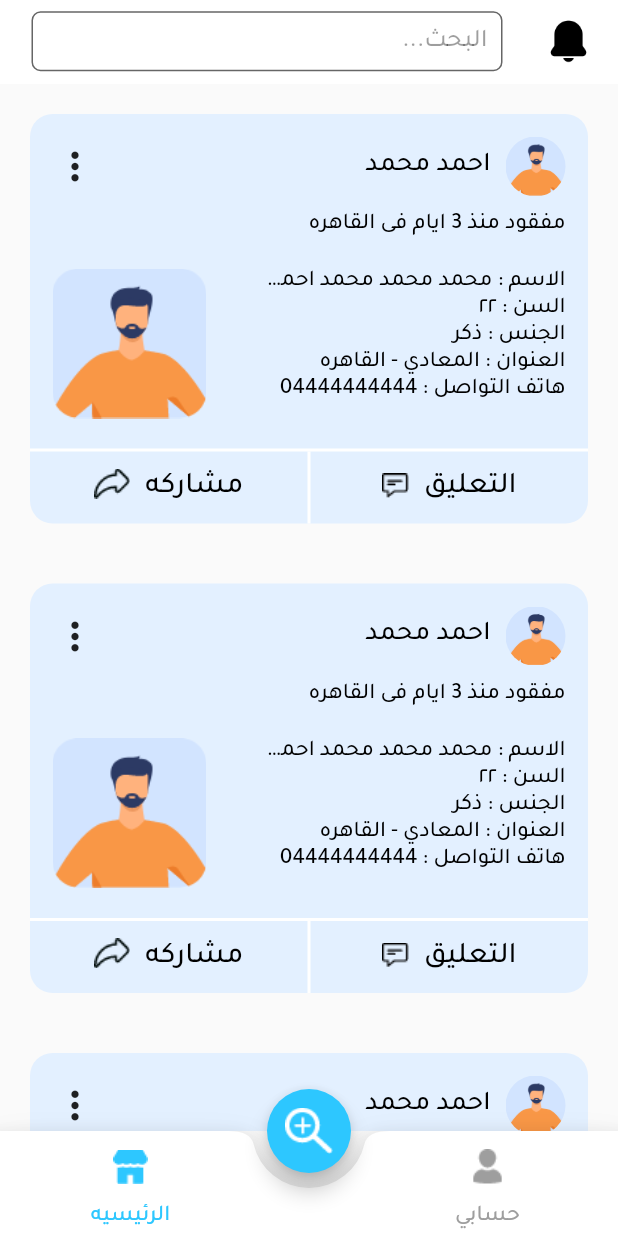
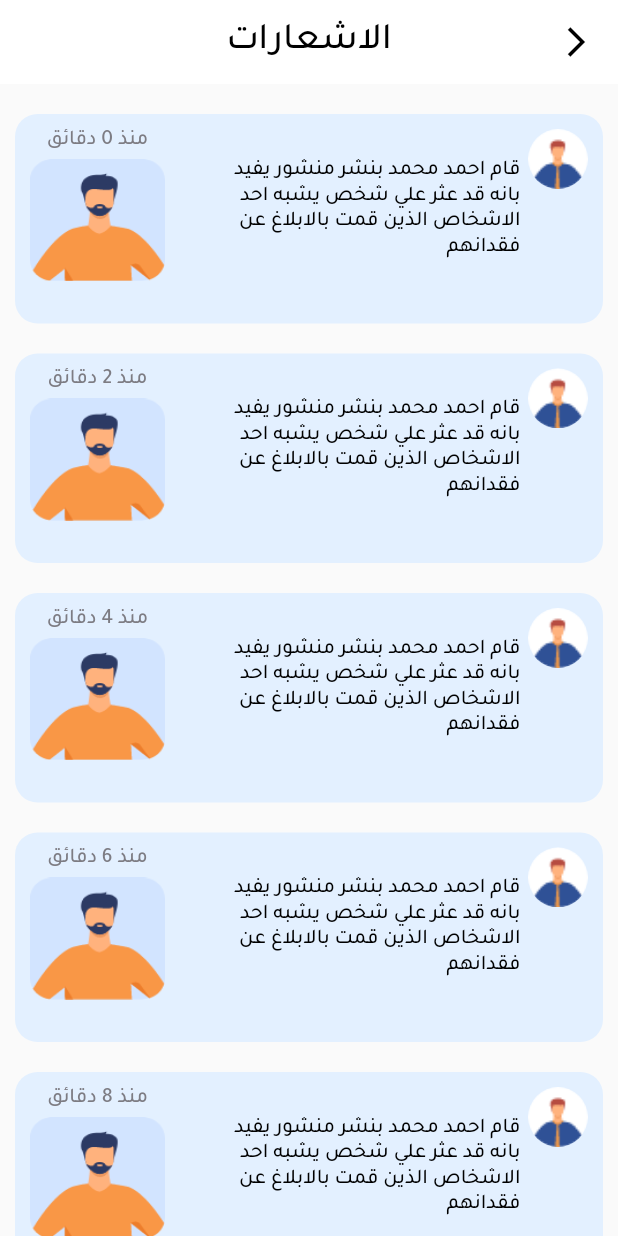
Before and after one commit to Mostafa-Osman/lost_app, a Flutter app: the screen it shows after launch, on a phone screen of 412 x 824 dp. Run offline on Flutter 3.47's test engine with Material 2 defaults, Android fonts, the phone set to English and light mode, and no system bars; our stand-ins replace flutter_switch, hexcolor, pin_code_fields, smooth_page_indicator, timer_count_down.

Commit message:
add screen notification mostafa

```diff
--- a/lib/main.dart
+++ b/lib/main.dart
@@ -1,6 +1,7 @@
 import 'package:flutter/material.dart';
 import 'package:flutter_localizations/flutter_localizations.dart';
 import 'package:lost_app/modules/home/bottom_navigation_bar.dart';
+import 'package:lost_app/modules/notification/notification.dart';
 
 import 'modules/login/enter_phone_number.dart';
 import 'modules/login/Verify_mobile.dart';
@@ -30,7 +31,7 @@ class MyApp extends StatelessWidget {
       supportedLocales: [
         Locale('ar', ''),
       ],
-      home: HomeScreen(),
+      home: NotificationScreen(),
     );
   }
 }
--- a/lib/modules/login/Verify_mobile.dart
+++ b/lib/modules/login/Verify_mobile.dart
@@ -47,7 +47,7 @@ class _VerifyMobileScreenState extends State<VerifyMobileScreen> {
               TextClass(
                   text:
                       'تاكد من حصولك على رساله نصيه على رقم 010******55 تحتوي على رمز التاكيد',
-                  textColor: whiteBlack),
+                  textColor: lightGrey),
               SizedBox(height: 50),
              pinCodeFields(context),
 
@@ -106,7 +106,7 @@ class _VerifyMobileScreenState extends State<VerifyMobileScreen> {
                 mainAxisAlignment: MainAxisAlignment.center,
                 children: [
                   if (!resend)
-                    TextClass(text: 'لم يصلك الرمز ؟', textColor: whiteBlack),
+                    TextClass(text: 'لم يصلك الرمز ؟', textColor: lightGrey),
                   TextButtonClass(
                     text: reSendCode,
                     textColor: mainColor,
@@ -164,7 +164,7 @@ class _VerifyMobileScreenState extends State<VerifyMobileScreen> {
           color: mainColor,
           fontWeight: FontWeight.bold,
         ),
-        length: 5,
+        length: 6,
         animationType: AnimationType.fade,
         pinTheme: PinTheme(
           shape: PinCodeFieldShape.box,
@@ -186,7 +186,7 @@ class _VerifyMobileScreenState extends State<VerifyMobileScreen> {
         boxShadows: [
           BoxShadow(
             offset: Offset(0, 1),
-            color: whiteBlack,
+            color: lightGrey,
             blurRadius: 10,
           )
         ],
--- a/lib/modules/login/enter_phone_number.dart
+++ b/lib/modules/login/enter_phone_number.dart
@@ -28,7 +28,7 @@ class PhoneNumberScreen extends StatelessWidget {
                     TextClass(
                       text: 'ادخا رقم هاتفك لنتمكن من ارسال رمز التاكيد اليك',
                       fontSize: 20.0,
-                      textColor: whiteBlack,
+                      textColor: lightGrey,
                     ),
                     SizedBox(height: 50),
                     Container(
--- a/lib/modules/login/login.dart
+++ b/lib/modules/login/login.dart
@@ -99,7 +99,7 @@ class _LoginScreenState extends State<LoginScreen> {
                                   onPressed: () =>
                                       navigateTo(context, PhoneNumberScreen()),
                                   text: 'هل نسيت كلمه المرور ؟ ',
-                                  textColor: whiteBlack,
+                                  textColor: lightGrey,
                                 ),
                                 SizedBox(height: 10),
                                 ButtonTheme(
@@ -119,7 +119,7 @@ class _LoginScreenState extends State<LoginScreen> {
                                       Expanded(
                                         child: TextClass(
                                           text: 'ليس لديك حساب ؟',
-                                          textColor: whiteBlack,
+                                          textColor: lightGrey,
                                         ),
                                       ),
                                       Expanded(
--- a/lib/modules/login/reset_password.dart
+++ b/lib/modules/login/reset_password.dart
@@ -147,7 +147,7 @@ class _ResetPasswordState extends State<ResetPassword> {
                   SizedBox(height: 10),
                   TextButtonClass(
                     text: 'لست اسم المستخدم؟',
-                    textColor: whiteBlack,
+                    textColor: lightGrey,
                     onPressed: () => navigateTo(context, PhoneNumberScreen()),
                   ),
                 ],
--- a/lib/modules/notification/notification.dart
+++ b/lib/modules/notification/notification.dart
@@ -1,8 +1,27 @@
+import 'package:flutter/cupertino.dart';
 import 'package:flutter/material.dart';
+import 'package:lost_app/modules/notification/notification_item.dart';
+import 'package:lost_app/shared/components/text_class.dart';
+import 'package:lost_app/shared/styles/color.dart';
 
-class Notification extends StatelessWidget {
+class NotificationScreen extends StatelessWidget {
   @override
   Widget build(BuildContext context) {
-    return Scaffold();
+    return Scaffold(
+      appBar: AppBar(
+          backgroundColor: white,
+          elevation: 0,
+          centerTitle: true,
+          title: TextClass(text: 'الاشعارات', fontSize: 25),
+          leading: IconButton(
+              onPressed: () {},
+              icon: Icon(Icons.arrow_back_ios_sharp, color: black))),
+      body: ListView.builder(
+        itemBuilder: (ctx, index) {
+          return NotificationItem( index: index);
+        },
+        itemCount: 10,
+      ),
+    );
   }
 }
--- /dev/null
+++ b/lib/modules/notification/notification_item.dart
@@ -0,0 +1,86 @@
+import 'package:flutter/material.dart';
+import 'package:lost_app/shared/components/text_class.dart';
+import 'package:lost_app/shared/styles/color.dart';
+
+class NotificationItem extends StatelessWidget {
+  final int index;
+
+  const NotificationItem({required this.index});
+
+  @override
+  Widget build(BuildContext context) {
+    double height=MediaQuery.of(context).size.height / 5.9;
+    return Container(
+      margin: EdgeInsets.only(top: 20, right: 10, left: 10),
+      width:MediaQuery.of(context).size.width ,
+      height:height ,
+      decoration: BoxDecoration(
+        color: lightBlue,
+        borderRadius: BorderRadius.all(Radius.circular(15)),
+      ),
+      child: Row(
+        crossAxisAlignment: CrossAxisAlignment.start,
+        children: [
+          Row(
+            crossAxisAlignment: CrossAxisAlignment.start,
+            children: [
+              Padding(
+                padding: const EdgeInsets.only(top: 10, right: 10),
+                child: ClipOval(
+                  child: Image.asset(
+                    'assets/images/post_person_image.png',
+                    height: 40,
+                    width: 40,
+                    fit: BoxFit.cover,
+                    //color: Colors.white,
+                  ),
+                ),
+              ),
+              Container(
+                width: MediaQuery.of(context).size.width / 1.9,
+                height: MediaQuery.of(context).size.height / 6.3,
+                padding: EdgeInsets.only(top: 30, right: 5),
+                child: TextClass(
+                  fontSize: height*0.1,
+                  textAlign: TextAlign.start,
+                  text:
+                      'قام احمد محمد بنشر منشور يفيد بانه قد عثر علي شخص يشبه احد الاشخاص الذين قمت بالابلاغ عن فقدانهم',
+                  maxLines: 4,
+                  overflow: TextOverflow.ellipsis,
+                ),
+              ),
+            ],
+          ),
+          Expanded(
+            child: Padding(
+              padding: const EdgeInsets.all(10.0),
+              child: Column(
+                crossAxisAlignment: CrossAxisAlignment.end,
+                children: [
+                  Container(
+                    width: 90,
+                    height: 20,
+                    child: TextClass(
+                        text: 'منذ ${index * 2} دقائق',
+                        fontSize: height*0.1,
+                        textColor: lightGrey),
+                  ),
+                  Container(
+                    width: 90,
+                    height: MediaQuery.of(context).size.height / 10.1,
+                    //14.2,
+                    child: Image.asset(
+                      'assets/images/lost_person_image.png',
+                      fit: BoxFit.fill,
+                      width: 90,
+                    ),
+                  ),
+                ],
+              ),
+            ),
+          ),
+        ],
+      ),
+    );
+  }
+}
--- a/lib/modules/on_boarding/on_boarding.dart
+++ b/lib/modules/on_boarding/on_boarding.dart
@@ -98,7 +98,7 @@ Widget buildBoardingItem(OnBoardingModel model, splashLength, controller) =>
             fontWeight: FontWeight.normal,
           ),
           SizedBox(height: 50),
-          TextClass(text: model.body, textColor: whiteBlack),
+          TextClass(text: model.body, textColor: lightGrey),
         ],
       ),
     );
--- a/lib/modules/setting/setting.dart
+++ b/lib/modules/setting/setting.dart
@@ -45,7 +45,7 @@ class _SettingScreenState extends State<SettingScreen> {
                       child: TextClass(
                           text: 'الاشعارات',
                           fontSize: 20,
-                          textColor: whiteBlack)),
+                          textColor: lightGrey)),
                   trailing: Icon(Icons.arrow_back_ios_new_outlined),
                 ),
                 ListTile(
@@ -53,7 +53,7 @@ class _SettingScreenState extends State<SettingScreen> {
                   title: Align(
                       alignment: Alignment.topRight,
                       child: TextClass(
-                          text: 'اللغه', fontSize: 20, textColor: whiteBlack)),
+                          text: 'اللغه', fontSize: 20, textColor: lightGrey)),
                   trailing: Icon(Icons.arrow_back_ios_new_outlined),
                 ),
                 SizedBox(height: 10),
@@ -64,7 +64,7 @@ class _SettingScreenState extends State<SettingScreen> {
                       child: TextClass(
                           text: 'الوضع الداكن',
                           fontSize: 20,
-                          textColor: whiteBlack),
+                          textColor: lightGrey),
                     ),
                     Spacer(),
                     Padding(
--- a/lib/shared/components/text_class.dart
+++ b/lib/shared/components/text_class.dart
@@ -17,6 +17,7 @@ class TextClass extends StatelessWidget {
   late Color textColor;
 
   TextOverflow? overflow;
+  int? maxLines;
 
   //initial Text backgroundColor white
   // Color backgroundColor = Colors.white,
@@ -28,6 +29,7 @@ class TextClass extends StatelessWidget {
     this.fontWeight = FontWeight.normal,
     this.textColor = Colors.black,
     this.overflow,
+    this.maxLines,
   });
 
   @override
@@ -42,6 +44,7 @@ class TextClass extends StatelessWidget {
         color: textColor,
         fontFamily: 'Tajawal',
       ),
+      maxLines: maxLines,
     );
   }
 }
--- a/lib/shared/styles/color.dart
+++ b/lib/shared/styles/color.dart
@@ -8,5 +8,6 @@ Color white= Colors.white;
 Color black=Colors.black;
 Color grey=Colors.grey;
 Color red=Colors.red;
-Color whiteBlack=HexColor('#7D7C83');
+Color lightGrey=HexColor('#7D7C83');
 Color blue=HexColor('#005CE6');
+Color lightBlue= HexColor('#E3F0FF');
```
